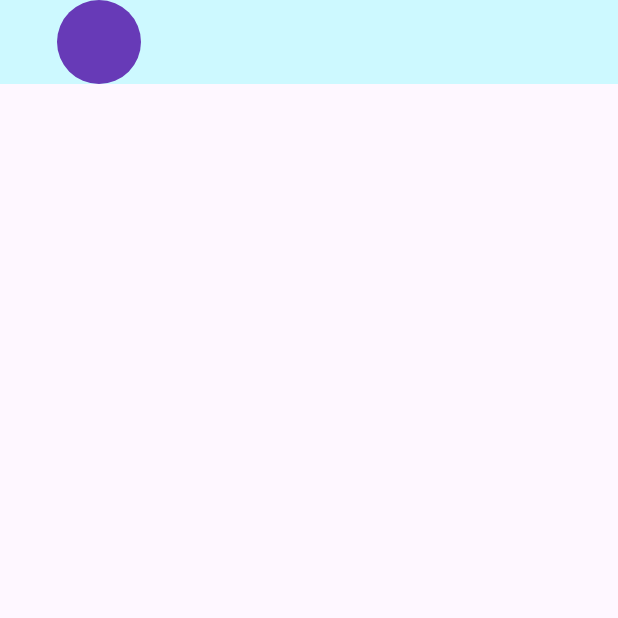
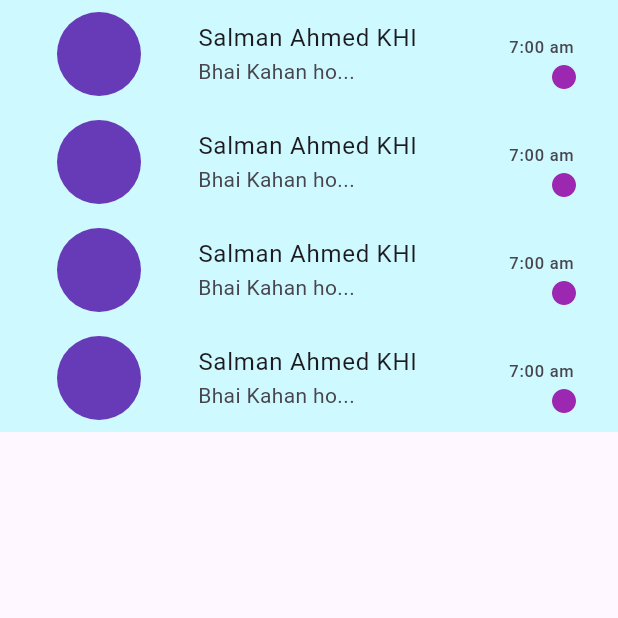
Before and after one commit to meetshaheer/flutter-listTile-widget, a Flutter app: the screen it shows after launch, on a phone screen of 412 x 824 dp, the top half of it. Run offline on Flutter 3.47's test engine with Material 3 defaults, Android fonts, the phone set to English and light mode, and no system bars.

Commit message:
Wrap Icon widget with padding widget for apply left padding to icons

```diff
--- a/flutter_application_1/lib/listtile_view.dart
+++ b/flutter_application_1/lib/listtile_view.dart
@@ -15,7 +15,95 @@ class listTile_view extends StatelessWidget {
               backgroundColor: Colors.deepPurple,
               radius: 50,
             ),
-
+            title: Text("Salman Ahmed KHI"),
+            subtitle: Text("Bhai Kahan ho..."),
+            trailing: Column(
+              children: [
+                SizedBox(
+                  height: 15,
+                ),
+                Text("7:00 am"),
+                Padding(
+                  padding: EdgeInsets.only(left: 30),
+                  child: Icon(
+                    Icons.fiber_manual_record,
+                    color: Colors.purple,
+                  ),
+                )
+              ],
+            ),
+          ),
+          ListTile(
+            tileColor: Color.fromARGB(255, 205, 249, 255),
+            leading: CircleAvatar(
+              backgroundColor: Colors.deepPurple,
+              radius: 50,
+            ),
+            title: Text("Salman Ahmed KHI"),
+            subtitle: Text("Bhai Kahan ho..."),
+            trailing: Column(
+              children: [
+                SizedBox(
+                  height: 15,
+                ),
+                Text("7:00 am"),
+                Padding(
+                  padding: EdgeInsets.only(left: 30),
+                  child: Icon(
+                    Icons.fiber_manual_record,
+                    color: Colors.purple,
+                  ),
+                )
+              ],
+            ),
+          ),
+          ListTile(
+            tileColor: Color.fromARGB(255, 205, 249, 255),
+            leading: CircleAvatar(
+              backgroundColor: Colors.deepPurple,
+              radius: 50,
+            ),
+            title: Text("Salman Ahmed KHI"),
+            subtitle: Text("Bhai Kahan ho..."),
+            trailing: Column(
+              children: [
+                SizedBox(
+                  height: 15,
+                ),
+                Text("7:00 am"),
+                Padding(
+                  padding: EdgeInsets.only(left: 30),
+                  child: Icon(
+                    Icons.fiber_manual_record,
+                    color: Colors.purple,
+                  ),
+                )
+              ],
+            ),
+          ),
+          ListTile(
+            tileColor: Color.fromARGB(255, 205, 249, 255),
+            leading: CircleAvatar(
+              backgroundColor: Colors.deepPurple,
+              radius: 50,
+            ),
+            title: Text("Salman Ahmed KHI"),
+            subtitle: Text("Bhai Kahan ho..."),
+            trailing: Column(
+              children: [
+                SizedBox(
+                  height: 15,
+                ),
+                Text("7:00 am"),
+                Padding(
+                  padding: EdgeInsets.only(left: 30),
+                  child: Icon(
+                    Icons.fiber_manual_record,
+                    color: Colors.purple,
+                  ),
+                )
+              ],
+            ),
           )
         ],
       ),
```
